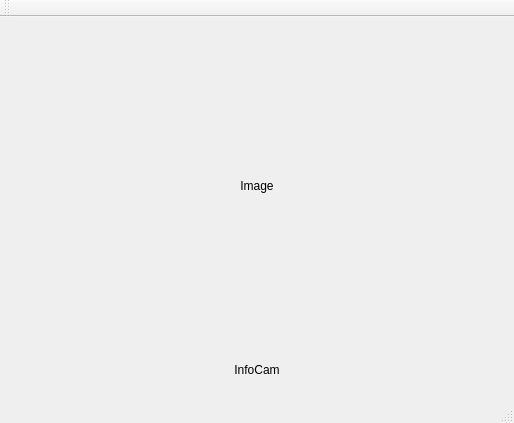
First picture: the form in Tap_The_Rainbow/mainwindow.ui, repository arnaudricaud/Tap_The_Rainbow, before the edit.
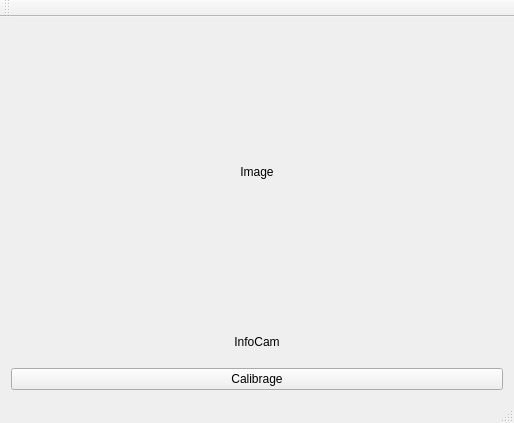
Second picture: the form after the edit.

Commit message:
Rajout bouton calibrage
traitement sur l'image de calibrage à faire !

```diff
--- a/Tap_The_Rainbow/mainwindow.ui
+++ b/Tap_The_Rainbow/mainwindow.ui
@@ -58,6 +58,13 @@
       </item>
      </layout>
     </item>
+    <item row="1" column="0">
+     <widget class="QPushButton" name="pushButton">
+      <property name="text">
+       <string>Calibrage</string>
+      </property>
+     </widget>
+    </item>
    </layout>
   </widget>
   <widget class="QMenuBar" name="menuBar">
```
The commit also changes 2 other files.
